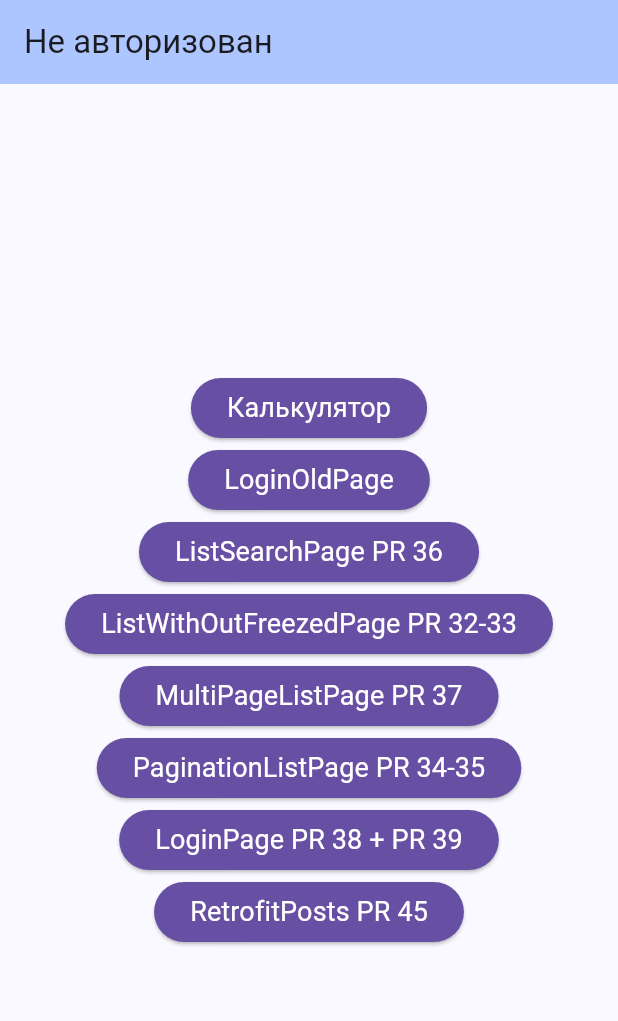
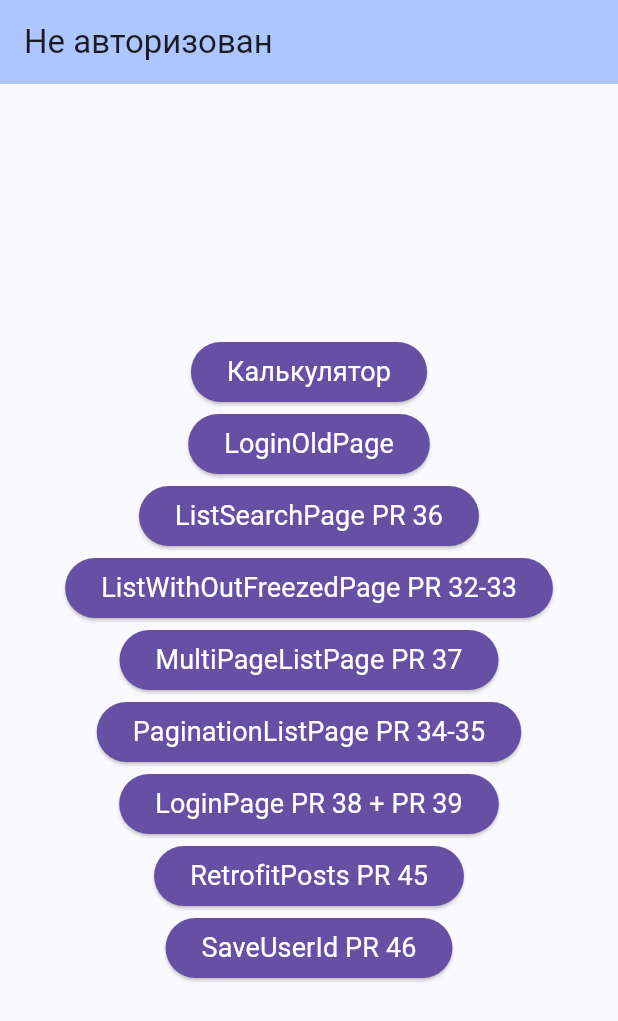
Before and after one commit to dimad2602/FlutterCourse, a Flutter app: the screen it shows after launch, on a phone screen of 412 x 824 dp. Shown: the top 1021 px of the screen. Run offline on Flutter 3.47's test engine with Material 3 defaults, Android fonts, the phone set to English and light mode, and no system bars; our stand-ins replace bloc, chopper, dio, flutter_bloc, flutter_secure_storage, freezed_annotation and 1 more; generated files the repository leaves out were written again.

Commit message:
pr 46 Secure Storage

```diff
--- a/lib/data/services/retrofit/posts_retrofit_service.dart
+++ b/lib/data/services/retrofit/posts_retrofit_service.dart
@@ -1,7 +1,5 @@
 import 'package:curse_app_1/data/dtos/post_dto.dart';
-import 'package:curse_app_1/models/post_model/post_model.dart';
 import 'package:dio/dio.dart';
-import 'package:json_annotation/json_annotation.dart';
 import 'package:retrofit/retrofit.dart';
 
 part 'posts_retrofit_service.g.dart';
--- a/lib/pages/first_page.dart
+++ b/lib/pages/first_page.dart
@@ -123,6 +123,18 @@ class FirstPage extends StatelessWidget {
                 color: Colors.white,
               ),
             ),
+            ElevatedButton(
+              style: ElevatedButton.styleFrom(
+                backgroundColor: const Color(0xff6750a4),
+              ),
+              onPressed: () {
+                Navigator.of(context).pushNamed('/SaveUserId');
+              },
+              child: const BigText(
+                text: "SaveUserId PR 46",
+                color: Colors.white,
+              ),
+            ),
           ],
         ),
       ),
--- a/lib/pages/posts_page/posts_page.dart
+++ b/lib/pages/posts_page/posts_page.dart
@@ -1,4 +1,3 @@
-import 'package:curse_app_1/data/repositories/chopper/posts_chopper_repo.dart';
 import 'package:curse_app_1/data/repositories/retrofit/posts_retrofit_repo.dart';
 import 'package:curse_app_1/pages/posts_page/posts_error_widget.dart';
 import 'package:curse_app_1/pages/posts_page/posts_loading_widget.dart';
--- a/lib/routes.dart
+++ b/lib/routes.dart
@@ -1,5 +1,7 @@
+import 'package:curse_app_1/data/storage/secure_storage.dart';
 import 'package:curse_app_1/pages/calculator_page.dart';
 import 'package:curse_app_1/pages/list_search_page.dart';
+import 'package:curse_app_1/pages/save_user_id_page.dart';
 import 'package:flutter/material.dart';
 import 'package:flutter_bloc/flutter_bloc.dart';
 
@@ -33,4 +35,5 @@ final Map<String, Widget Function(BuildContext context)> routes = {
   '/SignInPage': (BuildContext context) => const SignInPage(),
   '/SuccessSignInPage': (BuildContext context) => const SuccessSignInPage(),
   '/PostsPage': (BuildContext context) => const PostsPage(),
+  '/SaveUserId': (BuildContext context) => SaveUserIdPage(storage: SecureStorage(),),
 };
--- a/pubspec.yaml
+++ b/pubspec.yaml
@@ -45,6 +45,9 @@ dependencies:
 
   http: ^1.2.0
   dio: ^5.4.0
+
+  flutter_secure_storage: ^9.0.0
+  shared_preferences: ^2.2.2
 
 
   chopper: ^7.1.1
```
Also changed, not shown: lib/data/storage/secure_storage.dart (added, +17 -0 lines), lib/pages/save_user_id_page.dart (added, +50 -0 lines), pubspec.lock, 5 other files.
